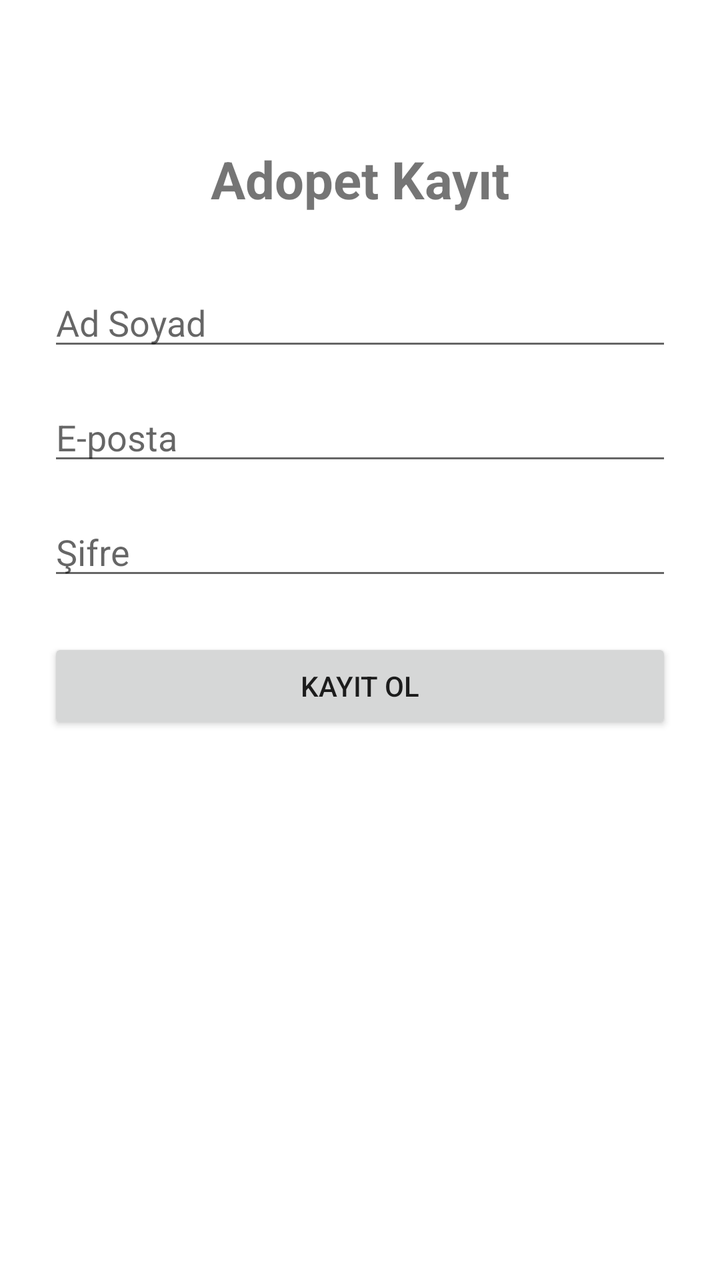
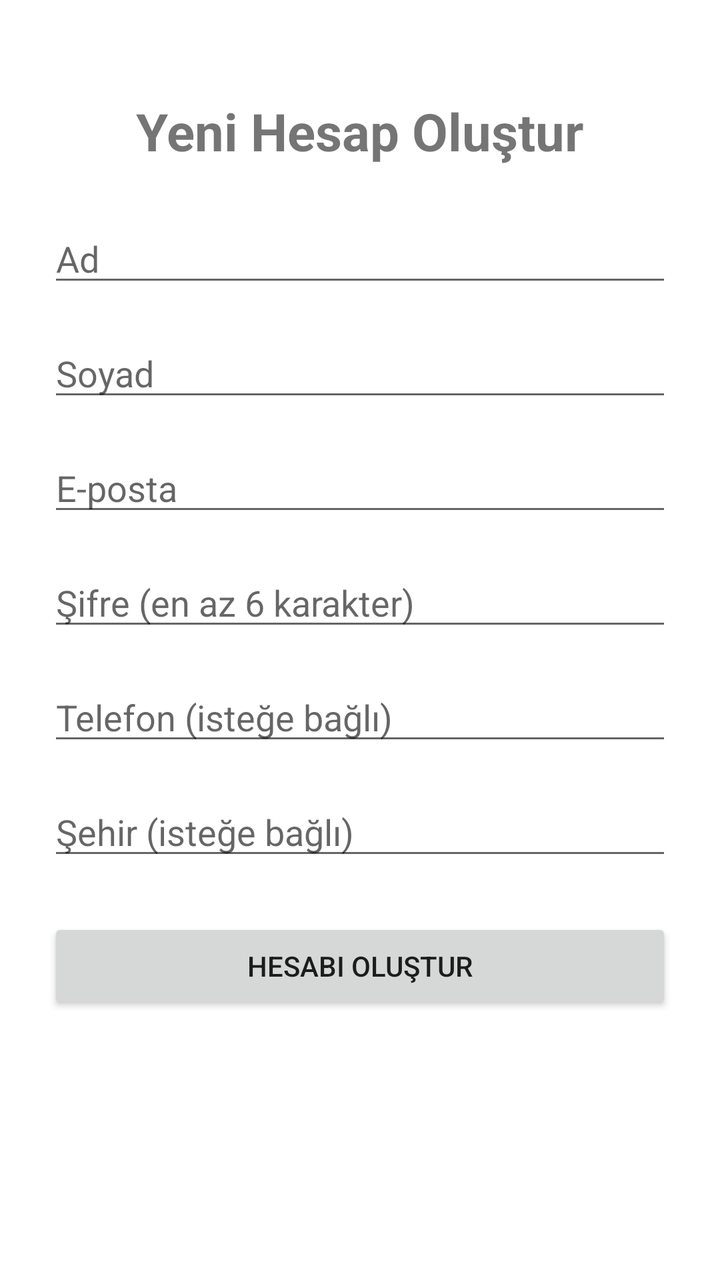

Compare the two renders of this Android layout. The source of the first and the diff that turns it into the second are given below.
<!-- AndroidManifest.xml: application theme Theme.Adopet -->
<!-- res/layout/activity_register.xml -->
<?xml version="1.0" encoding="utf-8"?>
<androidx.constraintlayout.widget.ConstraintLayout xmlns:android="http://schemas.android.com/apk/res/android"
    xmlns:app="http://schemas.android.com/apk/res-auto"
    android:layout_width="match_parent"
    android:layout_height="match_parent"
    android:padding="24dp">

    <TextView
        android:id="@+id/txtTitle"
        android:layout_width="wrap_content"
        android:layout_height="wrap_content"
        android:text="Adopet Kayıt"
        android:textSize="26sp"
        android:textStyle="bold"
        app:layout_constraintTop_toTopOf="parent"
        app:layout_constraintStart_toStartOf="parent"
        app:layout_constraintEnd_toEndOf="parent"
        android:layout_marginTop="48dp" />

    <EditText
        android:id="@+id/etName"
        android:layout_width="0dp"
        android:layout_height="wrap_content"
        android:hint="Ad Soyad"
        app:layout_constraintTop_toBottomOf="@id/txtTitle"
        app:layout_constraintStart_toStartOf="parent"
        app:layout_constraintEnd_toEndOf="parent"
        android:layout_marginTop="32dp" />

    <EditText
        android:id="@+id/etEmail"
        android:layout_width="0dp"
        android:layout_height="wrap_content"
        android:hint="E-posta"
        android:inputType="textEmailAddress"
        app:layout_constraintTop_toBottomOf="@id/etName"
        app:layout_constraintStart_toStartOf="parent"
        app:layout_constraintEnd_toEndOf="parent"
        android:layout_marginTop="16dp" />

    <EditText
        android:id="@+id/etPassword"
        android:layout_width="0dp"
        android:layout_height="wrap_content"
        android:hint="Şifre"
        android:inputType="textPassword"
        app:layout_constraintTop_toBottomOf="@id/etEmail"
        app:layout_constraintStart_toStartOf="parent"
        app:layout_constraintEnd_toEndOf="parent"
        android:layout_marginTop="16dp" />

    <Button
        android:id="@+id/btnRegister"
        android:layout_width="0dp"
        android:layout_height="wrap_content"
        android:text="Kayıt Ol"
        app:layout_constraintTop_toBottomOf="@id/etPassword"
        app:layout_constraintStart_toStartOf="parent"
        app:layout_constraintEnd_toEndOf="parent"
        android:layout_marginTop="24dp" />

</androidx.constraintlayout.widget.ConstraintLayout>
<!-- resources referenced by this layout -->
<resources>
  <style name="Theme.Adopet" parent="Theme.MaterialComponents.DayNight.DarkActionBar">
          
          <item name="colorPrimary">@color/purple_500</item>
          <item name="colorPrimaryVariant">@color/purple_700</item>
          <item name="colorOnPrimary">@color/white</item>
          
          <item name="colorSecondary">@color/teal_200</item>
          <item name="colorSecondaryVariant">@color/teal_700</item>
          <item name="colorOnSecondary">@color/black</item>
          
          <item name="android:statusBarColor">?attr/colorPrimaryVariant</item>
          
      </style>
  <color name="purple_500">#FF6200EE</color>
  <color name="purple_700">#FF3700B3</color>
  <color name="white">#FFFFFFFF</color>
  <color name="teal_200">#FF03DAC5</color>
  <color name="teal_700">#FF018786</color>
  <color name="black">#FF000000</color>
</resources>

<!-- the commit's change to res/layout/activity_register.xml (unified diff, before → after) -->
@@ -1,62 +1,103 @@
 <?xml version="1.0" encoding="utf-8"?>
-<androidx.constraintlayout.widget.ConstraintLayout xmlns:android="http://schemas.android.com/apk/res/android"
+<ScrollView xmlns:android="http://schemas.android.com/apk/res/android"
     xmlns:app="http://schemas.android.com/apk/res-auto"
+    xmlns:tools="http://schemas.android.com/tools"
     android:layout_width="match_parent"
     android:layout_height="match_parent"
-    android:padding="24dp">
+    tools:context=".RegisterActivity">
 
-    <TextView
-        android:id="@+id/txtTitle"
-        android:layout_width="wrap_content"
+    <androidx.constraintlayout.widget.ConstraintLayout
+        android:layout_width="match_parent"
         android:layout_height="wrap_content"
-        android:text="Adopet Kayıt"
-        android:textSize="26sp"
-        android:textStyle="bold"
-        app:layout_constraintTop_toTopOf="parent"
-        app:layout_constraintStart_toStartOf="parent"
-        app:layout_constraintEnd_toEndOf="parent"
-        android:layout_marginTop="48dp" />
+        android:padding="24dp">
 
-    <EditText
-        android:id="@+id/etName"
-        android:layout_width="0dp"
-        android:layout_height="wrap_content"
-        android:hint="Ad Soyad"
-        app:layout_constraintTop_toBottomOf="@id/txtTitle"
-        app:layout_constraintStart_toStartOf="parent"
-        app:layout_constraintEnd_toEndOf="parent"
-        android:layout_marginTop="32dp" />
+        <TextView
+            android:id="@+id/txtTitle"
+            android:layout_width="wrap_content"
+            android:layout_height="wrap_content"
+            android:text="Yeni Hesap Oluştur"
+            android:textSize="26sp"
+            android:textStyle="bold"
+            app:layout_constraintTop_toTopOf="parent"
+            app:layout_constraintStart_toStartOf="parent"
+            app:layout_constraintEnd_toEndOf="parent"
+            android:layout_marginTop="24dp" />
 
-    <EditText
-        android:id="@+id/etEmail"
-        android:layout_width="0dp"
-        android:layout_height="wrap_content"
-        android:hint="E-posta"
-        android:inputType="textEmailAddress"
-        app:layout_constraintTop_toBottomOf="@id/etName"
-        app:layout_constraintStart_toStartOf="parent"
-        app:layout_constraintEnd_toEndOf="parent"
-        android:layout_marginTop="16dp" />
+        <EditText
+            android:id="@+id/etName"
+            android:layout_width="0dp"
+            android:layout_height="wrap_content"
+            android:hint="Ad"
+            android:inputType="textPersonName"
+            app:layout_constraintTop_toBottomOf="@+id/txtTitle"
+            app:layout_constraintStart_toStartOf="parent"
+            app:layout_constraintEnd_toEndOf="parent"
+            android:layout_marginTop="24dp" />
 
-    <EditText
-        android:id="@+id/etPassword"
-        android:layout_width="0dp"
-        android:layout_height="wrap_content"
-        android:hint="Şifre"
-        android:inputType="textPassword"
-        app:layout_constraintTop_toBottomOf="@id/etEmail"
-        app:layout_constraintStart_toStartOf="parent"
-        app:layout_constraintEnd_toEndOf="parent"
-        android:layout_marginTop="16dp" />
+        <EditText
+            android:id="@+id/etSurname"
+            android:layout_width="0dp"
+            android:layout_height="wrap_content"
+            android:hint="Soyad"
+            android:inputType="textPersonName"
+            app:layout_constraintTop_toBottomOf="@+id/etName"
+            app:layout_constraintStart_toStartOf="parent"
+            app:layout_constraintEnd_toEndOf="parent"
+            android:layout_marginTop="16dp" />
 
-    <Button
-        android:id="@+id/btnRegister"
-        android:layout_width="0dp"
-        android:layout_height="wrap_content"
-        android:text="Kayıt Ol"
-        app:layout_constraintTop_toBottomOf="@id/etPassword"
-        app:layout_constraintStart_toStartOf="parent"
-        app:layout_constraintEnd_toEndOf="parent"
-        android:layout_marginTop="24dp" />
+        <EditText
+            android:id="@+id/etEmail"
+            android:layout_width="0dp"
+            android:layout_height="wrap_content"
+            android:hint="E-posta"
+            android:inputType="textEmailAddress"
+            app:layout_constraintTop_toBottomOf="@+id/etSurname"
+            app:layout_constraintStart_toStartOf="parent"
+            app:layout_constraintEnd_toEndOf="parent"
+            android:layout_marginTop="16dp" />
 
-</androidx.constraintlayout.widget.ConstraintLayout>
+        <EditText
+            android:id="@+id/etPassword"
+            android:layout_width="0dp"
+            android:layout_height="wrap_content"
+            android:hint="Şifre (en az 6 karakter)"
+            android:inputType="textPassword"
+            app:layout_constraintTop_toBottomOf="@+id/etEmail"
+            app:layout_constraintStart_toStartOf="parent"
+            app:layout_constraintEnd_toEndOf="parent"
+            android:layout_marginTop="16dp" />
+        
+        <EditText
+            android:id="@+id/etPhone"
+            android:layout_width="0dp"
+            android:layout_height="wrap_content"
+            android:hint="Telefon (isteğe bağlı)"
+            android:inputType="phone"
+            app:layout_constraintTop_toBottomOf="@+id/etPassword"
+            app:layout_constraintStart_toStartOf="parent"
+            app:layout_constraintEnd_toEndOf="parent"
+            android:layout_marginTop="16dp" />
+
+        <EditText
+            android:id="@+id/etCity"
+            android:layout_width="0dp"
+            android:layout_height="wrap_content"
+            android:hint="Şehir (isteğe bağlı)"
+            android:inputType="textCapWords"
+            app:layout_constraintTop_toBottomOf="@+id/etPhone"
+            app:layout_constraintStart_toStartOf="parent"
+            app:layout_constraintEnd_toEndOf="parent"
+            android:layout_marginTop="16dp" />
+
+        <Button
+            android:id="@+id/btnRegister"
+            android:layout_width="0dp"
+            android:layout_height="wrap_content"
+            android:text="Hesabı Oluştur"
+            app:layout_constraintTop_toBottomOf="@+id/etCity"
+            app:layout_constraintStart_toStartOf="parent"
+            app:layout_constraintEnd_toEndOf="parent"
+            android:layout_marginTop="24dp" />
+
+    </androidx.constraintlayout.widget.ConstraintLayout>
+</ScrollView>
